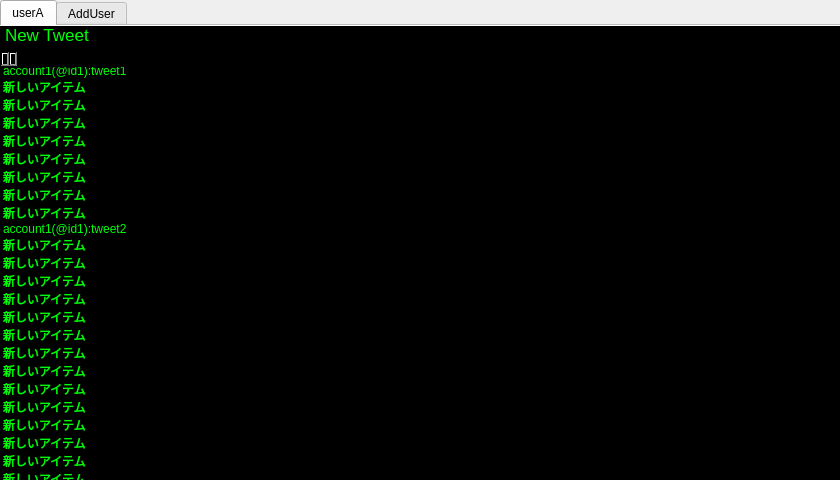
First picture: the form in Todotter.ui, repository TodoH/Todotter, before the edit.
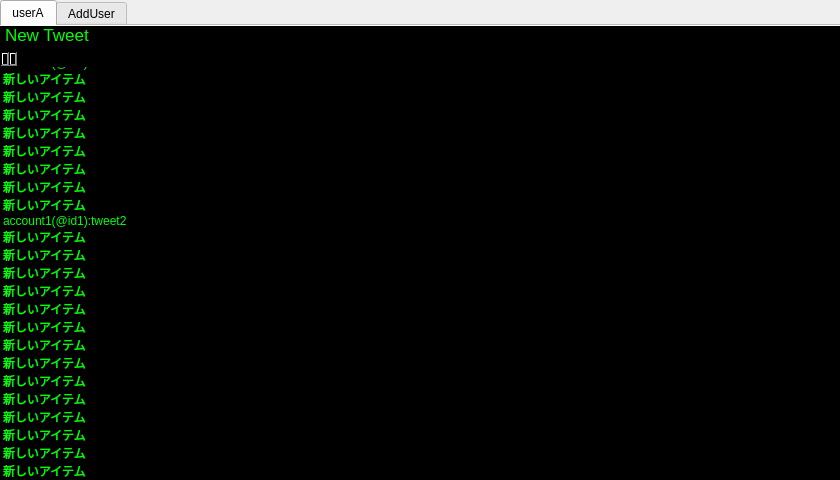
Second picture: the form after the edit.

Commit message: つぶやくたびにリブートするよ

Diff of the .ui file:
```diff
--- a/Todotter.ui
+++ b/Todotter.ui
@@ -66,7 +66,7 @@
      <property name="geometry">
       <rect>
        <x>0</x>
-       <y>38</y>
+       <y>30</y>
        <width>840</width>
        <height>441</height>
       </rect>
```
The commit also changes 2 other files.
